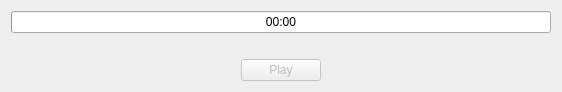
This is podcatcher/Resources/ui/widgets/PlaybackControlWidget.ui in lostrootpass/alphagem as Qt 5 draws it before an edit. The edited form follows.
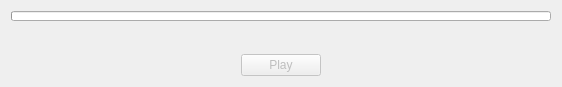
This is the edited form.

```diff
--- a/podcatcher/Resources/ui/widgets/PlaybackControlWidget.ui
+++ b/podcatcher/Resources/ui/widgets/PlaybackControlWidget.ui
@@ -22,11 +22,23 @@
        <verstretch>0</verstretch>
       </sizepolicy>
      </property>
+     <property name="minimumSize">
+      <size>
+       <width>0</width>
+       <height>10</height>
+      </size>
+     </property>
+     <property name="maximumSize">
+      <size>
+       <width>16777215</width>
+       <height>10</height>
+      </size>
+     </property>
      <property name="value">
       <number>0</number>
      </property>
      <property name="textVisible">
-      <bool>true</bool>
+      <bool>false</bool>
      </property>
      <property name="invertedAppearance">
       <bool>false</bool>
```
